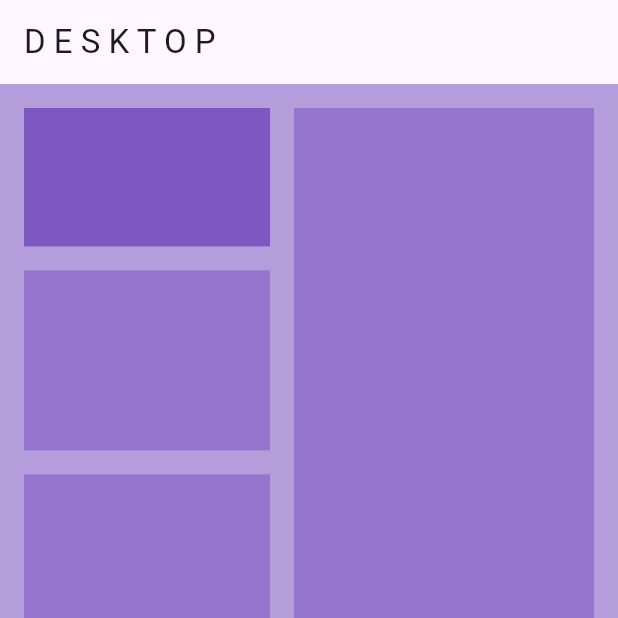
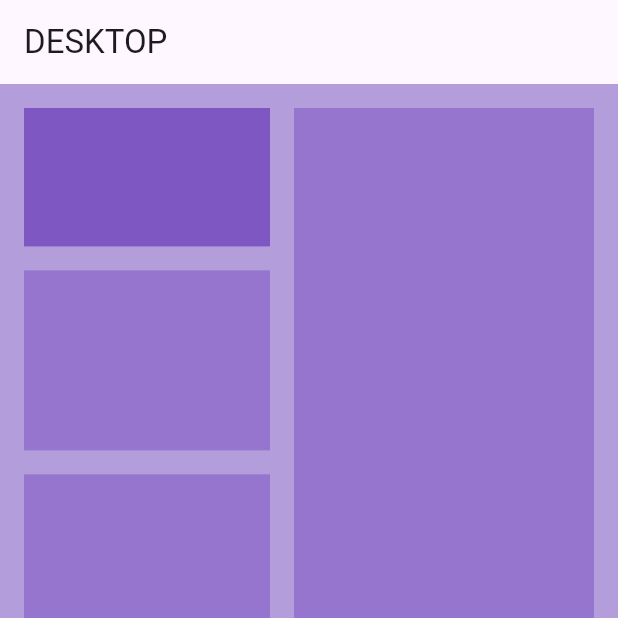
Before and after one commit to edengenet0/responsive, a Flutter app: the MyDesktopBody screen opened directly, on a phone screen of 412 x 824 dp, the top half of it. Run offline on Flutter 3.47's test engine with Material 3 defaults, Android fonts, the phone set to English and light mode, and no system bars.

Commit message:
minor edites

```diff
--- a/lib/responsive/desktop_body.dart
+++ b/lib/responsive/desktop_body.dart
@@ -8,7 +8,7 @@ class MyDesktopBody extends StatelessWidget {
     return Scaffold(
       backgroundColor: Colors.deepPurple[200],
       appBar: AppBar(
-        title: Text('D E S K T O P'),
+        title: Text('DESKTOP'),
       ),
       body: Padding(
         padding: const EdgeInsets.all(8.0),
```
